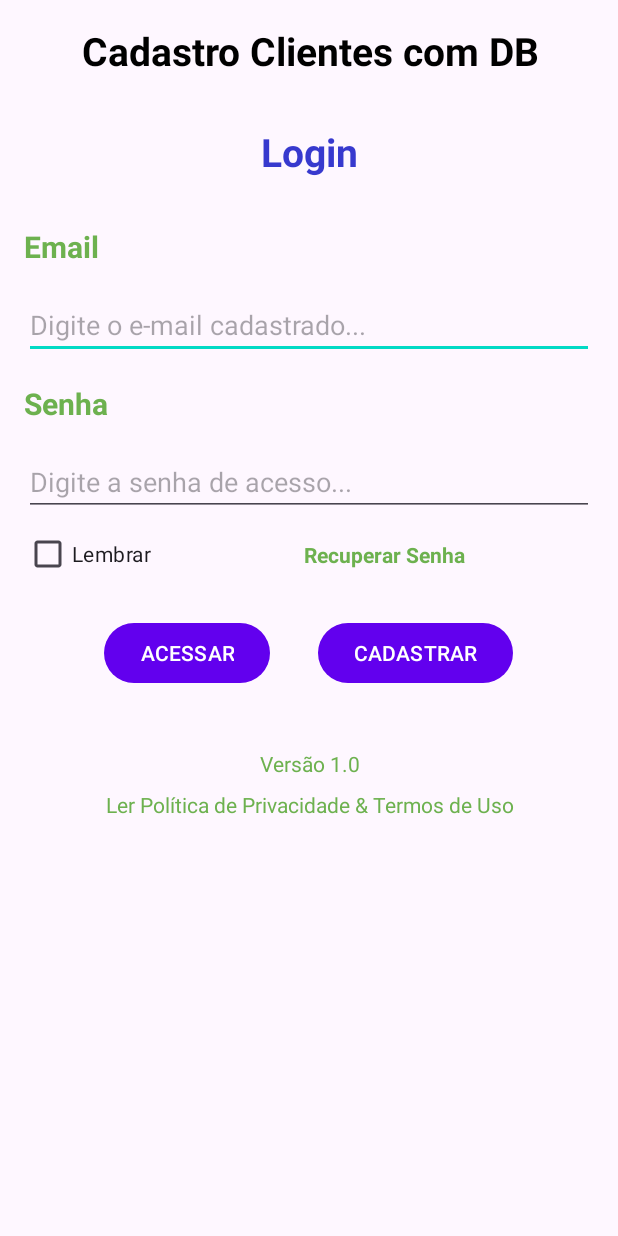
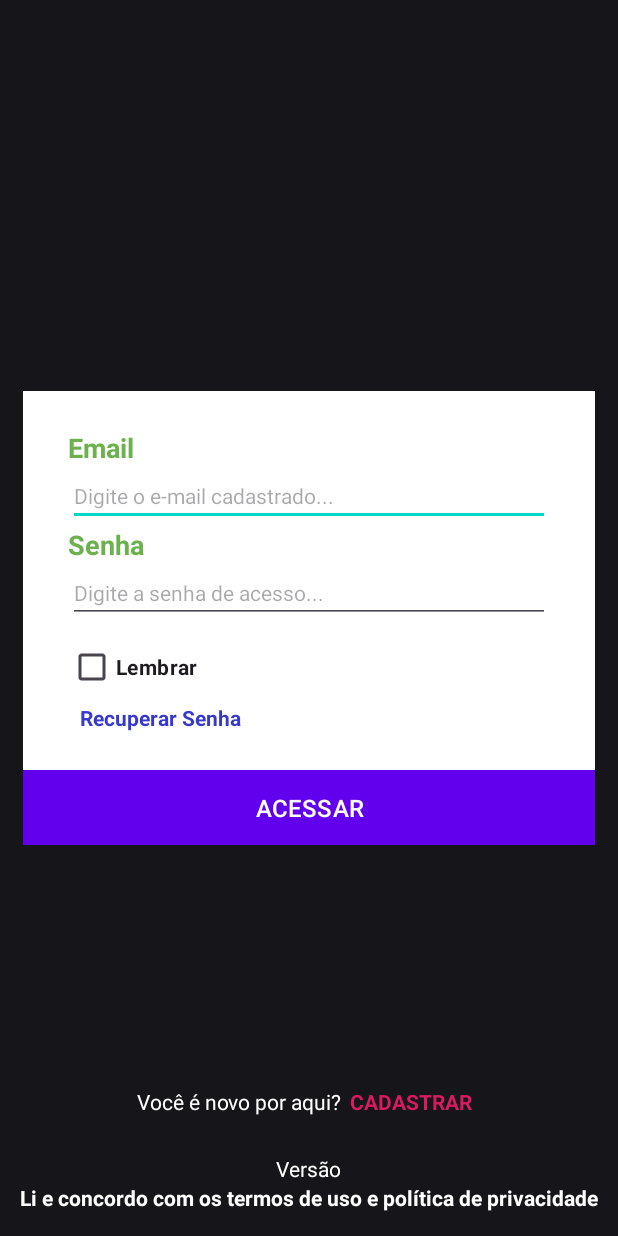
Before and after one commit to anamux/cadastropessoafisicaepessoajuridica, an Android app: the layout activity_login.xml on its own in the app's theme, with its tools: preview values and no code run, on a phone screen of 412 x 824 dp. Run offline under Robolectric (Android 15) with nearby library versions, the phone set to English and light mode, and no system bars.

Commit message:
Refatoração da tela de Login.

```diff
--- a/app/src/main/res/layout/activity_login.xml
+++ b/app/src/main/res/layout/activity_login.xml
@@ -1,136 +1,183 @@
 <?xml version="1.0" encoding="utf-8"?>
-<LinearLayout xmlns:android="http://schemas.android.com/apk/res/android"
+<RelativeLayout xmlns:android="http://schemas.android.com/apk/res/android"
     xmlns:tools="http://schemas.android.com/tools"
     android:layout_width="match_parent"
     android:layout_height="match_parent"
-    android:orientation="vertical"
+    android:background="#15151A"
     tools:context=".view.Login">
 
-    <TextView
-        android:id="@+id/appName"
-        android:layout_width="381dp"
-        android:layout_height="wrap_content"
-        android:layout_margin="16dp"
-        android:gravity="center_horizontal"
-        android:text="@string/app_name"
-        android:textColor="@color/black"
-        android:textSize="26dp"
-        android:textStyle="bold" />
+    <RelativeLayout
+        android:layout_width="match_parent"
+        android:layout_height="match_parent">
 
-    <TextView
-        android:id="@+id/Login"
+        <ImageView
+            android:id="@+id/imgBackground"
+            android:layout_width="match_parent"
+            android:layout_height="match_parent"
+            android:scaleType="centerCrop" />
+
+    </RelativeLayout>
+
+    <ImageView
+        android:id="@+id/imgLogo"
+        android:layout_width="95dp"
+        android:layout_height="70dp"
+        android:layout_centerHorizontal="true"
+        android:layout_marginTop="24dp" />
+
+    <androidx.appcompat.widget.LinearLayoutCompat
         android:layout_width="match_parent"
         android:layout_height="wrap_content"
-        android:layout_margin="16dp"
-        android:gravity="center_horizontal"
-        android:text="Login"
-        android:textColor="@color/blue"
-        android:textSize="26dp"
-        android:textStyle="bold" />
+        android:layout_centerInParent="true"
+        android:layout_margin="15dp"
+        android:background="@color/white"
+        android:orientation="vertical">
+
+        <androidx.appcompat.widget.LinearLayoutCompat
+            style="@style/TextAppearance.AppCompat"
+            android:layout_width="match_parent"
+            android:layout_height="wrap_content"
+            android:orientation="vertical"
+            android:paddingStart="30dp"
+            android:paddingTop="25dp"
+            android:paddingEnd="30dp"
+            android:paddingBottom="25dp">
 
             <TextView
                 android:id="@+id/txtEmail"
+                style="@style/TextAppearance.AppCompat"
+                android:layout_width="wrap_content"
+                android:layout_height="wrap_content"
+                android:text="@string/email"
+                android:textColor="@color/green"
+                android:textSize="18sp"
+                android:textStyle="bold" />
+
+            <AutoCompleteTextView
+                android:id="@+id/editEmail"
+                style="@style/TextAppearance.AppCompat"
                 android:layout_width="match_parent"
                 android:layout_height="wrap_content"
-        android:layout_margin="16dp"
-        android:text="@string/email"
-        android:textColor="@color/green"
-        android:textSize="20dp"
-        android:textStyle="bold" />
-
-    <EditText
-        android:id="@+id/editEmail"
-        android:layout_width="match_parent"
-        android:layout_height="wrap_content"
-        android:layout_marginLeft="16dp"
-        android:layout_marginRight="16dp"
-        android:ems="10"
+                android:defaultFocusHighlightEnabled="false"
                 android:hint="@string/digite_o_e_mail"
-        android:inputType="textPersonName" />
+                android:inputType="textEmailAddress" />
 
             <TextView
                 android:id="@+id/txtSenha"
-        android:layout_width="match_parent"
+                style="@style/TextAppearance.AppCompat"
+                android:layout_width="wrap_content"
                 android:layout_height="wrap_content"
-        android:layout_margin="16dp"
-        android:text="Senha"
+                android:text="@string/senha"
                 android:textColor="@color/green"
-        android:textSize="20dp"
+                android:textSize="18sp"
                 android:textStyle="bold" />
 
             <EditText
                 android:id="@+id/editSenha"
+                style="@style/TextAppearance.AppCompat"
                 android:layout_width="match_parent"
                 android:layout_height="wrap_content"
-        android:layout_marginLeft="16dp"
-        android:layout_marginRight="16dp"
                 android:ems="10"
                 android:hint="@string/digite_senha"
                 android:inputType="numberPassword" />
 
-    <LinearLayout
-        android:layout_width="match_parent"
-        android:layout_height="wrap_content"
-        android:layout_gravity="center_horizontal"
-        android:orientation="horizontal">
-
             <CheckBox
                 android:id="@+id/ckLembrar"
+                style="@style/TextAppearance.AppCompat"
                 android:layout_width="wrap_content"
                 android:layout_height="wrap_content"
-            android:layout_gravity="center"
-            android:layout_marginLeft="16dp"
-            android:onClick="lembrarSenha"
-            android:text="@string/lembrar" />
+                android:layout_marginTop="5dp"
+                android:layout_weight="1"
+                android:text="@string/lembrar"
+                android:textStyle="bold" />
 
             <TextView
-            android:id="@+id/txtRecuperarSenha"
-            android:layout_width="match_parent"
-            android:layout_height="wrap_content"
-            android:layout_margin="16dp"
-            android:gravity="center"
-            android:text="@string/recuperar_senha"
-            android:textColor="@color/green"
-            android:textStyle="bold" />
-    </LinearLayout>
-
-    <LinearLayout
+                android:id="@+id/txtRecurarSenha"
+                style="@style/TextAppearance.AppCompat"
                 android:layout_width="wrap_content"
                 android:layout_height="wrap_content"
-        android:layout_gravity="center_horizontal"
-        android:orientation="horizontal">
+                android:paddingLeft="8dp"
+                android:paddingRight="8dp"
+                android:text="@string/recuperar_senha"
+                android:textColor="@color/blue"
+                android:textStyle="bold" />
+
+        </androidx.appcompat.widget.LinearLayoutCompat>
+
 
         <Button
             android:id="@+id/btnAcessar"
             android:layout_width="match_parent"
+            android:layout_height="50dp"
+            android:background="@color/colorAccent"
+            android:text="@string/acessar"
+            android:textAllCaps="false"
+            android:textColor="@color/white"
+            android:textSize="16sp" />
+
+    </androidx.appcompat.widget.LinearLayoutCompat>
+
+    <androidx.appcompat.widget.LinearLayoutCompat
+        android:layout_width="wrap_content"
         android:layout_height="wrap_content"
-            android:layout_margin="16dp"
-            android:text="ACESSAR" />
+        android:layout_alignParentBottom="true"
+        android:layout_centerHorizontal="true"
+        android:layout_marginBottom="80dp"
+        android:orientation="horizontal">
 
-        <Button
+        <TextView
+            android:layout_width="wrap_content"
+            android:layout_height="wrap_content"
+            android:text="@string/voc_novo_por_aqui"
+            android:textColor="@color/white"
+            android:textSize="14sp" />
+
+        <TextView
             android:id="@+id/btnCadastrar"
-            android:layout_width="match_parent"
+            android:layout_width="wrap_content"
             android:layout_height="wrap_content"
-            android:layout_margin="16dp"
-            android:text="@string/cadastar" />
-    </LinearLayout>
+            android:clickable="true"
+            android:focusable="true"
+            android:paddingStart="5dp"
+            android:paddingEnd="5dp"
+            android:text="@string/cadastar"
+            android:textColor="@color/colorAccent"
+            android:textSize="14sp"
+            android:textStyle="bold" />
+
+    </androidx.appcompat.widget.LinearLayoutCompat>
+
+    <androidx.appcompat.widget.LinearLayoutCompat
+        android:layout_width="wrap_content"
+        android:layout_height="wrap_content"
+        android:layout_alignParentBottom="true"
+        android:layout_centerHorizontal="true"
+        android:layout_marginBottom="16dp"
+        android:orientation="vertical">
 
         <TextView
             android:id="@+id/txtVersao"
-        android:layout_width="match_parent"
+            android:layout_width="wrap_content"
             android:layout_height="wrap_content"
-        android:gravity="center_horizontal"
-        android:layout_marginTop="24dp"
-        android:text="Versão 1.0"
-        android:textColor="@color/green" />
+            android:layout_gravity="center_horizontal"
+            android:text="@string/versao"
+            android:textColor="@color/white"
+            android:textSize="14sp" />
 
         <TextView
-        android:id="@+id/txtPoliticaETermos"
-        android:layout_width="match_parent"
+            android:id="@+id/txtLerPolitica"
+            android:layout_width="wrap_content"
             android:layout_height="wrap_content"
-        android:gravity="center_horizontal"
-        android:layout_marginTop="8dp"
-        android:text="@string/politicaetermos"
-        android:textColor="@color/green" />
+            android:layout_gravity="center_horizontal"
+            android:clickable="true"
+            android:focusable="true"
+            android:paddingStart="5dp"
+            android:paddingEnd="5dp"
+            android:text="@string/politica_termos"
+            android:textColor="@color/white"
+            android:textSize="14sp"
+            android:textStyle="bold" />
 
-</LinearLayout>
+    </androidx.appcompat.widget.LinearLayoutCompat>
+
+</RelativeLayout>
--- a/app/src/main/res/values/colors.xml
+++ b/app/src/main/res/values/colors.xml
@@ -9,4 +9,5 @@
     <color name="white">#FFFFFFFF</color>
     <color name="blue">#3739CE</color>
     <color name="green">#6DB14F</color>
+    <color name="colorAccent">#D81B60</color>
 </resources>
--- a/app/src/main/res/values/strings.xml
+++ b/app/src/main/res/values/strings.xml
@@ -43,6 +43,9 @@
     <string name="consultar_clientes">Consultar Clientes</string>
     <string name="sair">Sair</string>
     <string name="cliente">Cliente</string>
+    <string name="acessar">ACESSAR</string>
+    <string name="versao">Versão</string>
+    <string name="voc_novo_por_aqui">Você é novo por aqui?</string>
 
 
 </resources>
```
Lines whose indentation alone changed are shown as unchanged.
